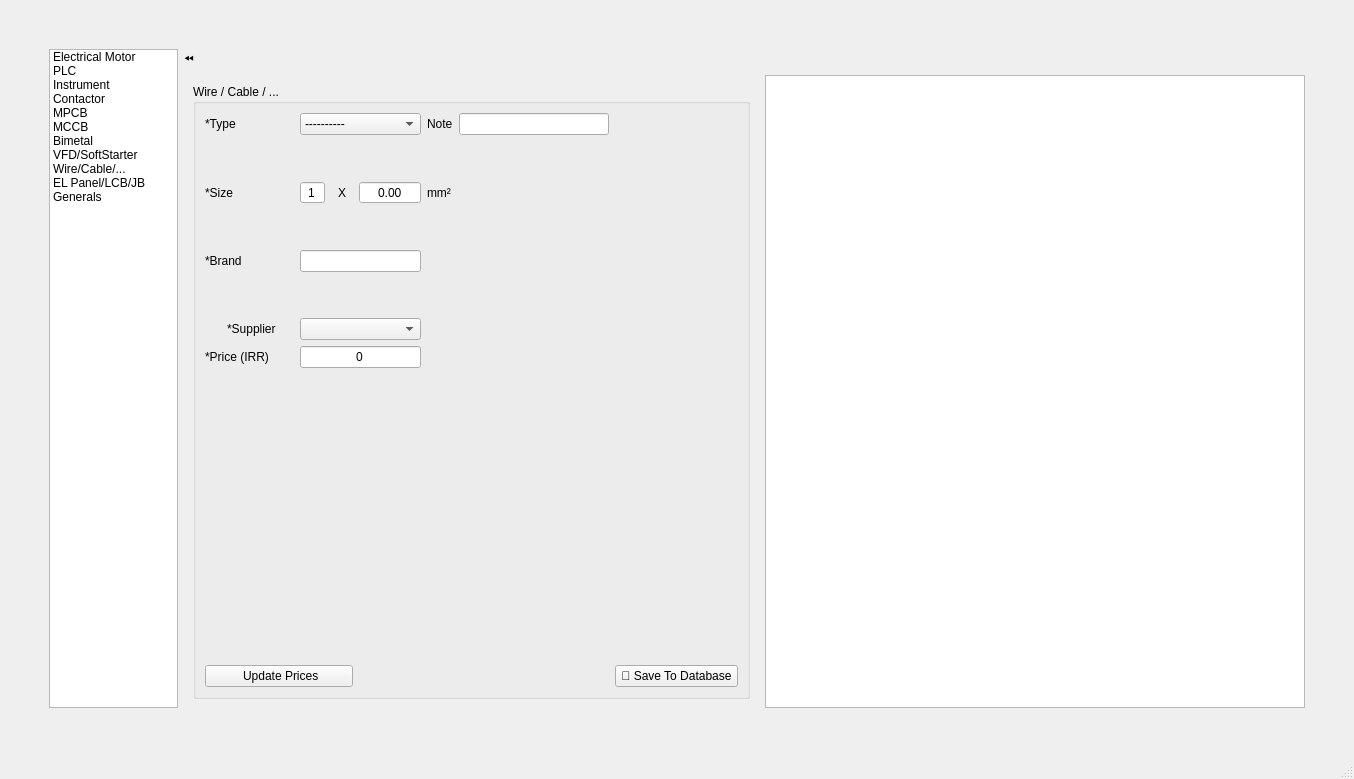
AliTavakoliNiya/GriinPower, file ui/data_entry/data_entry.ui: the form before one commit.
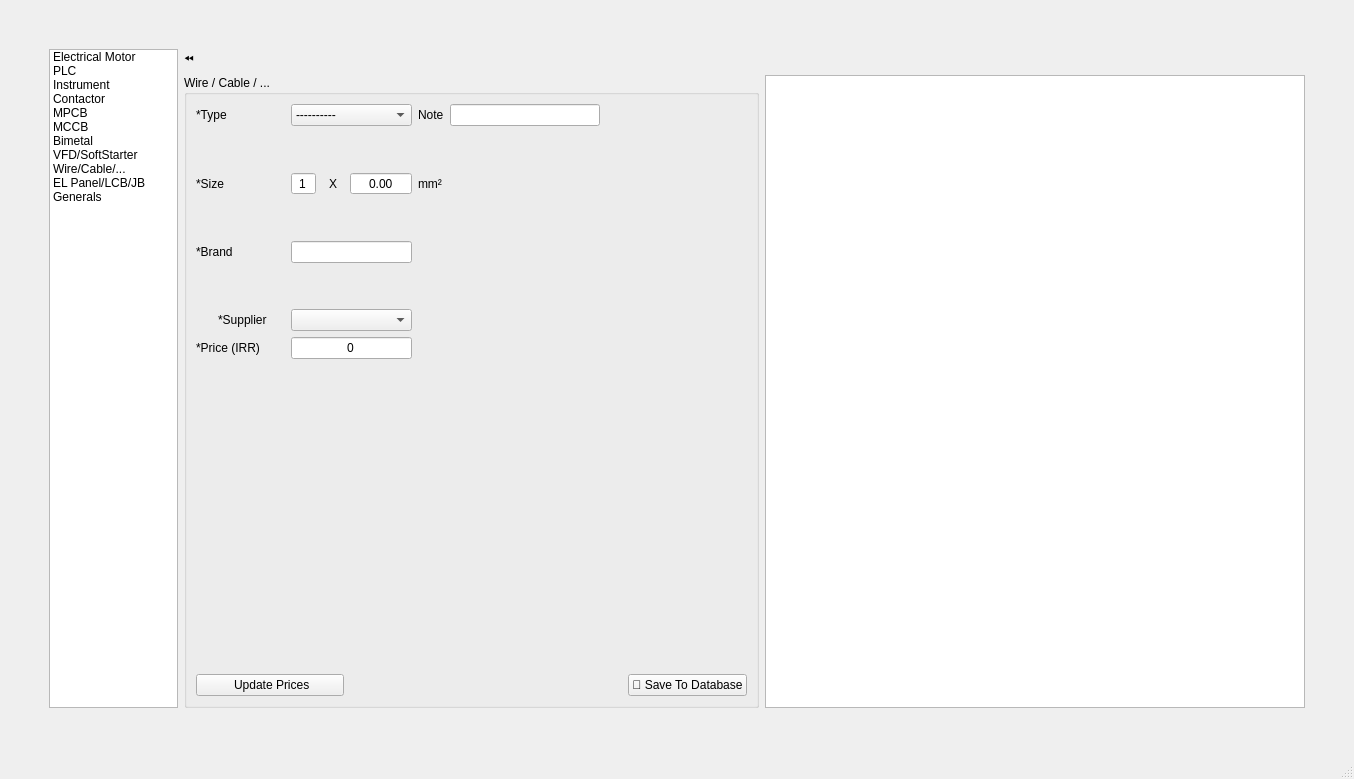
The form after the commit. The open tabs and pages were chosen to show the change. Icons and pictures are not drawn.

Diff of the .ui file:
```diff
--- a/ui/data_entry/data_entry.ui
+++ b/ui/data_entry/data_entry.ui
@@ -3431,6 +3431,18 @@
       </widget>
       <widget class="QWidget" name="wire_cable">
        <layout class="QGridLayout" name="gridLayout_23">
+        <property name="leftMargin">
+         <number>0</number>
+        </property>
+        <property name="topMargin">
+         <number>0</number>
+        </property>
+        <property name="rightMargin">
+         <number>0</number>
+        </property>
+        <property name="bottomMargin">
+         <number>0</number>
+        </property>
         <item row="0" column="0">
          <widget class="QGroupBox" name="groupBox_12">
           <property name="title">
@@ -3541,19 +3553,6 @@
              </property>
             </widget>
            </item>
-           <item row="12" column="11">
-            <widget class="QPushButton" name="wire_cable_save_btn">
-             <property name="maximumSize">
-              <size>
-               <width>150</width>
-               <height>16777215</height>
-              </size>
-             </property>
-             <property name="text">
-              <string>💾 Save To Database</string>
-             </property>
-            </widget>
-           </item>
            <item row="3" column="5" alignment="Qt::AlignHCenter">
             <widget class="QSpinBox" name="wire_cable_l_number">
              <property name="maximumSize">
@@ -3858,6 +3857,19 @@
              </property>
             </widget>
            </item>
+           <item row="12" column="10" colspan="2" alignment="Qt::AlignRight">
+            <widget class="QPushButton" name="wire_cable_save_btn">
+             <property name="maximumSize">
+              <size>
+               <width>150</width>
+               <height>16777215</height>
+              </size>
+             </property>
+             <property name="text">
+              <string>💾 Save To Database</string>
+             </property>
+            </widget>
+           </item>
           </layout>
          </widget>
         </item>
```
Left out of the diff: 65 changed lines with no effect on the pictures.
